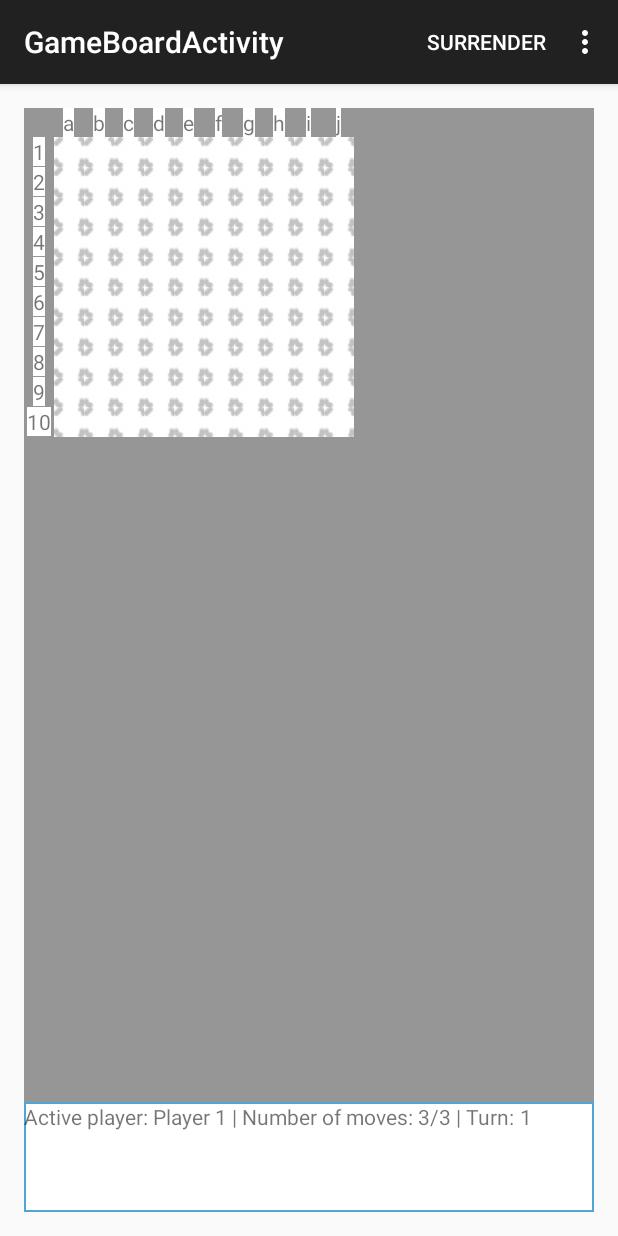
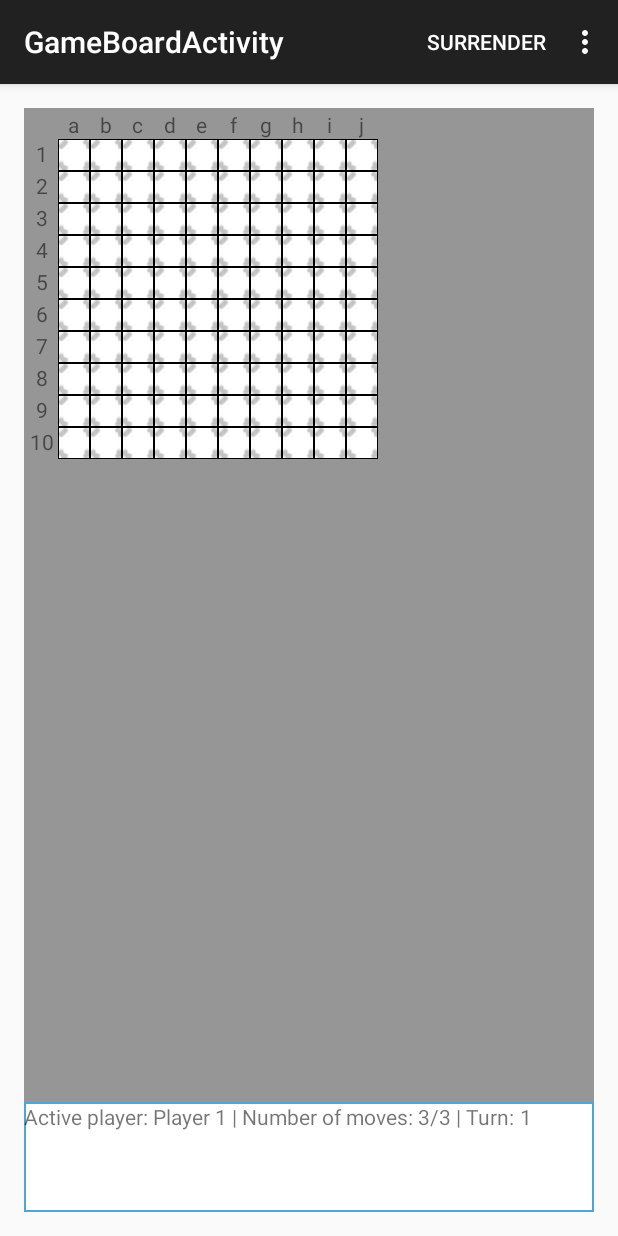
Before and after one commit to rozdy/epidemy, an Android app: the screen it shows after launch (GameBoardActivity), after a tap on "START GAME", on a phone screen of 412 x 824 dp. Run offline under Robolectric (Android 15) with nearby library versions, the phone set to English and light mode, and no system bars.

Commit message:
Reworked cell and board drawing.

```diff
--- a/app/src/main/java/sorry/no/domain/test_project/logic/board/BoardImageAdapter.java
+++ b/app/src/main/java/sorry/no/domain/test_project/logic/board/BoardImageAdapter.java
@@ -43,9 +43,6 @@ public class BoardImageAdapter extends BaseAdapter {
             TextView textView = new TextView(mContext);
             textView.setLayoutParams(new GridView.LayoutParams(ViewGroup.LayoutParams.WRAP_CONTENT,
                     ViewGroup.LayoutParams.WRAP_CONTENT));
-            textView.setPadding(0, 0, 0, 0);
-            textView.setBackgroundColor(Color.WHITE);
-            textView.setText("");
             return textView;
         }
 
@@ -54,8 +51,6 @@ public class BoardImageAdapter extends BaseAdapter {
             TextView textView = new TextView(mContext);
             textView.setLayoutParams(new GridView.LayoutParams(ViewGroup.LayoutParams.WRAP_CONTENT,
                     ViewGroup.LayoutParams.WRAP_CONTENT));
-            textView.setPadding(0, 0, 0, 0);
-            textView.setBackgroundColor(Color.WHITE);
             textView.setText("" + (char) ((int) 'a' + position - 1));
             return textView;
         }
@@ -65,8 +60,6 @@ public class BoardImageAdapter extends BaseAdapter {
             TextView textView = new TextView(mContext);
             textView.setLayoutParams(new GridView.LayoutParams(ViewGroup.LayoutParams.WRAP_CONTENT,
                     ViewGroup.LayoutParams.WRAP_CONTENT));
-            textView.setPadding(0, 0, 0, 0);
-            textView.setBackgroundColor(Color.WHITE);
             textView.setText("" + position / (Game.getInstance().getBoard().getWidth() + 1));
             return textView;
         }
@@ -77,7 +70,6 @@ public class BoardImageAdapter extends BaseAdapter {
             cellView = new CellView(mContext);
             cellView.setLayoutParams(new GridView.LayoutParams(ViewGroup.LayoutParams.WRAP_CONTENT,
                     ViewGroup.LayoutParams.WRAP_CONTENT));
-            cellView.setPadding(1, 1, 1, 1);
             cellView.setBackgroundColor(Color.BLACK);
         } else {
             cellView = (CellView) convertView;
--- a/app/src/main/java/sorry/no/domain/test_project/logic/board/BoardView.java
+++ b/app/src/main/java/sorry/no/domain/test_project/logic/board/BoardView.java
@@ -45,7 +45,7 @@ public class BoardView extends GridView {
             scaleFactor *= detector.getScaleFactor();
             scaleFactor = Math.max(0.3f, Math.min(scaleFactor, 3.0f));
 
-            setColumnWidth((int) (CellView.getCellWidth() * scaleFactor));
+            setColumnWidth((int) (CellView.getCellWidth() * scaleFactor) + 2 * CellView.getCellPadding());
             BaseAdapter adapter = (BaseAdapter) getAdapter();
             adapter.notifyDataSetChanged();
             invalidate();
--- a/app/src/main/java/sorry/no/domain/test_project/logic/cell/CellView.java
+++ b/app/src/main/java/sorry/no/domain/test_project/logic/cell/CellView.java
@@ -17,28 +17,31 @@ import sorry.no.domain.test_project.R;
 public class CellView extends View {
     private int color, state;
     private Paint paint;
-    private float scaleFactor = 1.0f;
 
+    private static float scaleFactor = 1.0f;
     private static Bitmap background;
+    private static int cellWidth, cellPadding;
 
     public static void initCellViewBackground(Context context) {
         Resources resources = context.getResources();
         background = BitmapFactory.decodeResource(resources, R.drawable.empty);
+        cellPadding = (int) resources.getDimension(R.dimen.cell_spacing);
+        cellWidth = background.getWidth();
     }
 
     public static int getCellWidth() {
-        if (background != null) {
-            return background.getWidth();
-        } else {
-            return 0;
-        }
+        return cellWidth;
     }
 
-    public void setScaleFactor(float scale) {
+    public static int getCellPadding() {
+        return cellPadding;
+    }
+
+    public static void setScaleFactor(float scale) {
         scaleFactor = scale;
     }
 
-    public float getScaleFactor() {
+    public static float getScaleFactor() {
         return scaleFactor;
     }
 
@@ -62,23 +65,26 @@ public class CellView extends View {
     @Override
     protected void onDraw(Canvas canvas) {
         super.onDraw(canvas);
+        int p = CellView.getCellPadding();
+        int w = CellView.getCellWidth();
         canvas.save();
         canvas.scale(scaleFactor, scaleFactor);
         paint.setColor(color);
-        canvas.drawBitmap(background, 0, 0, paint);
+        paint.setStrokeWidth(w / 10);
+        canvas.drawBitmap(background, p, p, paint);
         switch (state) {
             case Cell.EMPTY_CELL:
                 break;
             case Cell.MARK_CELL:
-                canvas.drawLine(0, 0, background.getWidth(), background.getHeight(), paint);
-                canvas.drawLine(0, background.getWidth(), background.getHeight(), 0, paint);
+                canvas.drawLine(p, p, w + p, w + p, paint);
+                canvas.drawLine(p, w + p, w + p, p, paint);
                 break;
             case Cell.WALL_CELL:
-                canvas.drawRect(0, 0, background.getWidth(), background.getHeight(), paint);
+                canvas.drawRect(p, p, w + p, w + p, paint);
                 break;
             default:
                 paint.setColor(Color.RED);
-                canvas.drawText("!", 0, 0, paint);
+                canvas.drawText("!", p, p, paint);
                 break;
         }
         canvas.restore();
@@ -86,7 +92,7 @@ public class CellView extends View {
 
     @Override
     protected void onMeasure(int widthMeasureSpec, int heightMeasureSpec) {
-        setMeasuredDimension((int) (CellView.getCellWidth() * getScaleFactor()),
-                (int) (CellView.getCellWidth() * getScaleFactor()));
+        setMeasuredDimension((int) (CellView.getCellWidth() * getScaleFactor() + CellView.getCellPadding() * 2),
+                (int) (CellView.getCellWidth() * getScaleFactor() + CellView.getCellPadding() * 2));
     }
 }
--- a/app/src/main/java/sorry/no/domain/test_project/ui/GameBoardActivity.java
+++ b/app/src/main/java/sorry/no/domain/test_project/ui/GameBoardActivity.java
@@ -35,7 +35,7 @@ public class GameBoardActivity extends ActionBarActivity {
         CellView.initCellViewBackground(this);
 
         BoardView boardView = (BoardView) findViewById(R.id.board_view);
-        boardView.setColumnWidth(CellView.getCellWidth());
+        boardView.setColumnWidth(CellView.getCellWidth() + 2 * CellView.getCellPadding());
         boardView.setNumColumns(Game.getInstance().getBoard().getWidth() + 1);
         boardView.setAdapter(new BoardImageAdapter(this));
         boardView.setOnItemClickListener(getOnItemClickListener());
--- a/app/src/main/res/layout/activity_game_board.xml
+++ b/app/src/main/res/layout/activity_game_board.xml
@@ -16,6 +16,7 @@
         android:background="@color/black_overlay"
         android:gravity="center"
         android:numColumns="auto_fit"
+        android:padding="@dimen/cell_spacing"
         android:stretchMode="none"
         android:layout_weight="1"/>
 
--- a/app/src/main/res/values/dimens.xml
+++ b/app/src/main/res/values/dimens.xml
@@ -1,6 +1,6 @@
 <resources>
     <dimen name="activity_horizontal_margin">16dp</dimen>
     <dimen name="activity_vertical_margin">16dp</dimen>
-    <dimen name="cell_spacing">2dp</dimen>
+    <dimen name="cell_spacing">1dp</dimen>
     <dimen name="cell_width">30dp</dimen>
 </resources>
```
